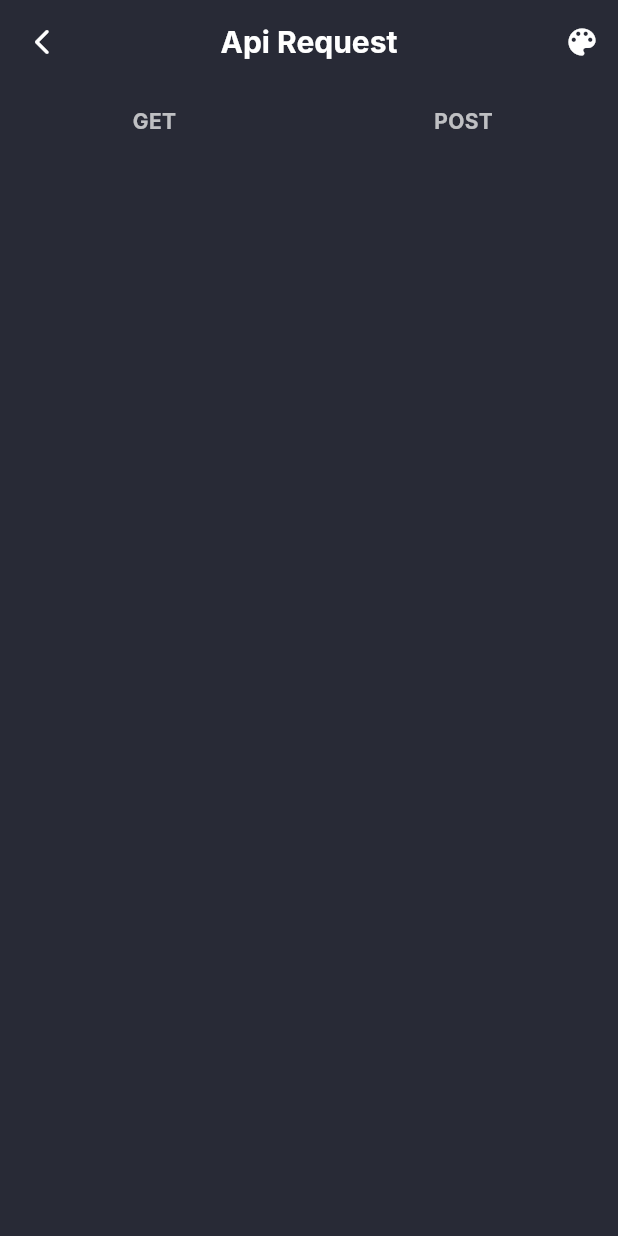
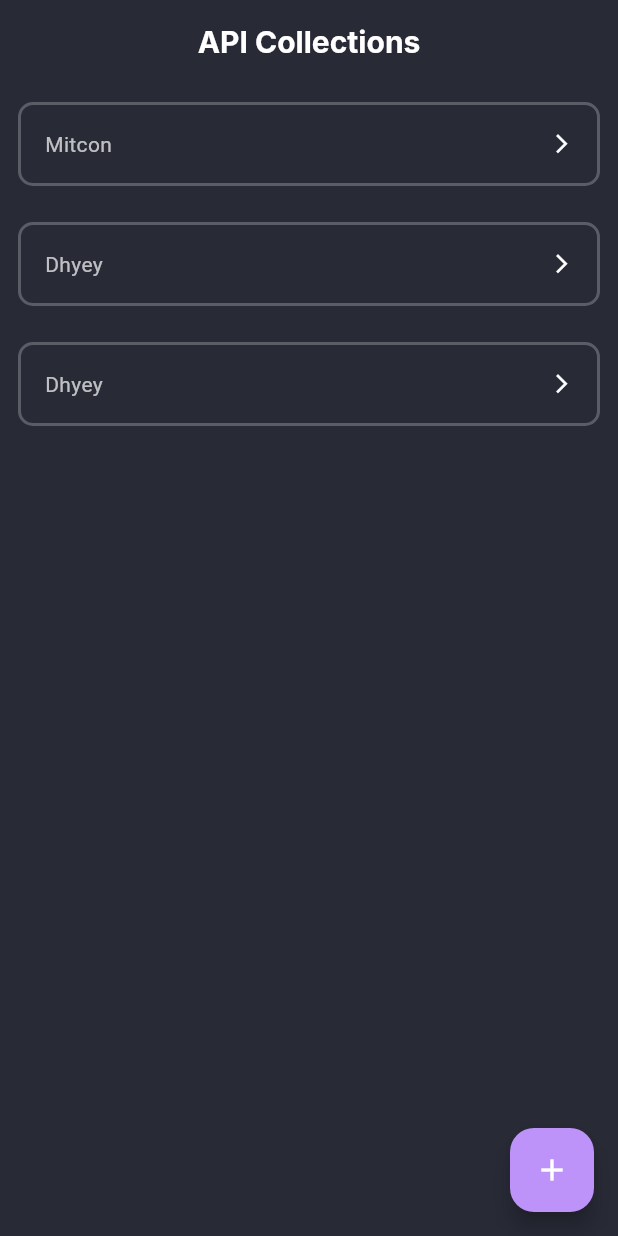
Before and after one commit to Jaysinh001/apimate, a Flutter app: the screen it shows after launch, on a phone screen of 412 x 824 dp. Run offline on Flutter 3.47's test engine with Material 3 defaults, Android fonts, the phone set to English and light mode, and no system bars; our stand-ins replace bloc, equatable, flutter_bloc, hive, image_picker; accounts and stored records are empty; Roboto replaces fonts that are missing (Inter).

Commit message:
API Collection Screen; bottom sheet for api collections screen

```diff
--- a/lib/config/routes/routes.dart
+++ b/lib/config/routes/routes.dart
@@ -1,3 +1,4 @@
+import 'package:apimate/views/api_collections/api_collections.dart';
 import 'package:flutter/material.dart';
 
 import '../../views/views.dart';
@@ -10,6 +11,10 @@ class Routes {
         return MaterialPageRoute(builder: (context) => const SplashView());
       case RoutesName.apiRequestView:
         return MaterialPageRoute(builder: (context) => const ApiRequestView());
+      case RoutesName.apiCollections:
+        return MaterialPageRoute(
+          builder: (context) => const ApiCollectionsScreen(),
+        );
       //   case RoutesName.updateAppView:
       //     return MaterialPageRoute(builder: (context) => const UpdateAppScreen());
       //   case RoutesName.maintainanceView:
--- a/lib/config/routes/routes_name.dart
+++ b/lib/config/routes/routes_name.dart
@@ -1,4 +1,5 @@
 class RoutesName {
   static const String splashView = "splash_view";
   static const String apiRequestView = "api_request_view";
+  static const String apiCollections = "api_collections";
 }
--- a/lib/config/utility/screen_config.dart
+++ b/lib/config/utility/screen_config.dart
@@ -27,5 +27,8 @@ class ScreenConfig {
   double aspectRatio() => screenWidth / screenHeight;
 
   // Screen padding
-  EdgeInsets get padding => _mediaQueryData.padding;
+  // EdgeInsets get padding => _mediaQueryData.padding;
+  EdgeInsets get paddingH => EdgeInsets.symmetric(horizontal: 12);
+  EdgeInsets get paddingV => EdgeInsets.symmetric(vertical: 8);
+  EdgeInsets get padding => EdgeInsets.all(12);
 }
--- /dev/null
+++ b/lib/views/api_collections/api_collections.dart
@@ -0,0 +1,55 @@
+import 'package:apimate/config/components/my_bottomsheet.dart';
+import 'package:apimate/config/components/my_navbar.dart';
+import 'package:apimate/config/utility/utility.dart';
+import 'package:apimate/views/api_collections/collection_widget.dart';
+import 'package:flutter/material.dart';
+
+import 'add_collection_bottomsheet.dart';
+
+class ApiCollectionsScreen extends StatelessWidget {
+  const ApiCollectionsScreen({super.key});
+
+  @override
+  Widget build(BuildContext context) {
+    return Scaffold(
+      floatingActionButton: FloatingActionButton(
+        onPressed: () {
+          showModalBottomSheet(
+            context: context,
+            builder: (context) {
+              return AddCollectionBottomsheet();
+            },
+          );
+        },
+        child: Icon(Icons.add),
+      ),
+      body: SafeArea(
+        child: Column(
+          mainAxisSize: MainAxisSize.max,
+          children: [
+            MyNavbar(showBackBtn: false, title: "API Collections"),
+            CollectionTile(
+              name: "Mitcon",
+              onCollectionTap: () {
+                Utility.showLog("Mitcon clicked!");
+              },
+            ),
+            CollectionTile(
+              name: "Dhyey",
+              onCollectionTap: () {
+                Utility.showLog("Dhyey Clicked!");
+              },
+            ),
+
+            CollectionTile(
+              name: "Dhyey",
+              onCollectionTap: () {
+                Utility.showLog("Dhyey Clicked!");
+              },
+            ),
+          ],
+        ),
+      ),
+    );
+  }
+}
--- /dev/null
+++ b/lib/views/api_collections/collection_widget.dart
@@ -0,0 +1,37 @@
+import 'package:apimate/config/utility/screen_config.dart';
+import 'package:flutter/material.dart';
+
+class CollectionTile extends StatelessWidget {
+  final VoidCallback? onCollectionTap;
+  final String name;
+
+  const CollectionTile({super.key, this.onCollectionTap, required this.name});
+
+  @override
+  Widget build(BuildContext context) {
+    final ScreenConfig screenConfig = ScreenConfig(context);
+    return Padding(
+      padding: screenConfig.padding,
+      child: GestureDetector(
+        onTap: onCollectionTap,
+        child: Container(
+          width: double.infinity,
+          decoration: BoxDecoration(
+            border: Border.all(color: Colors.white24, width: 2),
+            borderRadius: BorderRadius.circular(10),
+          ),
+          child: Padding(
+            padding: const EdgeInsets.all(16.0),
+            child: Row(
+              mainAxisAlignment: MainAxisAlignment.spaceBetween,
+              children: [
+                Text(name),
+                Icon(Icons.arrow_forward_ios, color: Colors.white, size: 15),
+              ],
+            ),
+          ),
+        ),
+      ),
+    );
+  }
+}
--- a/lib/views/splash/splash_view.dart
+++ b/lib/views/splash/splash_view.dart
@@ -23,13 +23,13 @@ class _SplashViewState extends State<SplashView> {
 
     Navigator.pushNamedAndRemoveUntil(
       context,
-      RoutesName.apiRequestView,
+      RoutesName.apiCollections,
       (route) => false,
     );
   }
 
   @override
   Widget build(BuildContext context) {
-    return Scaffold(body: Center(child: MyText.bodyLarge("splash Screen")));
+    return Scaffold(body: Center(child: MyText.bodyLarge("API Mate")));
   }
 }
```
Also changed, not shown: lib/config/components/my_bottomsheet.dart (added, +34 -0 lines), lib/views/api_collections/add_collection_bottomsheet.dart (added, +28 -0 lines).
